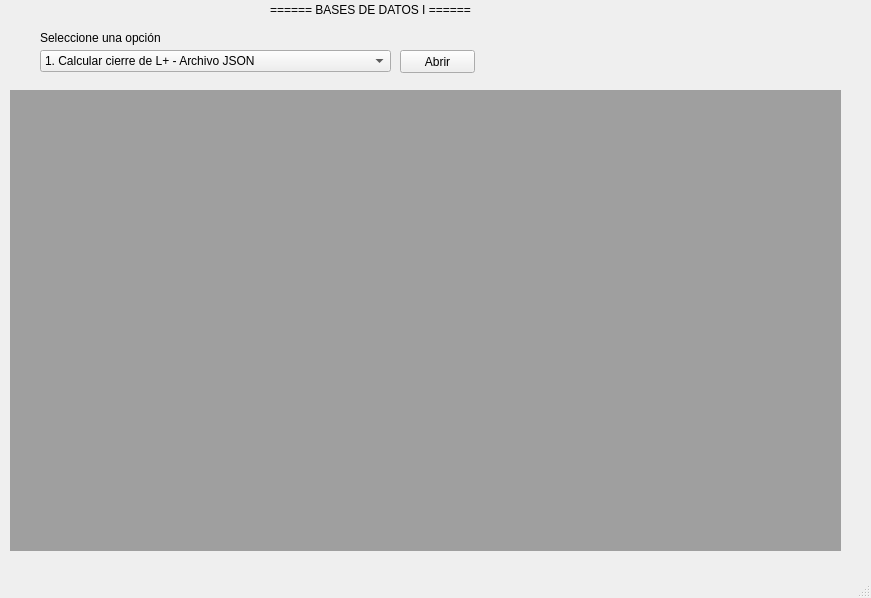
Old version of the form menu.ui in the repository ferchofpz/DependenciasFuncionales.
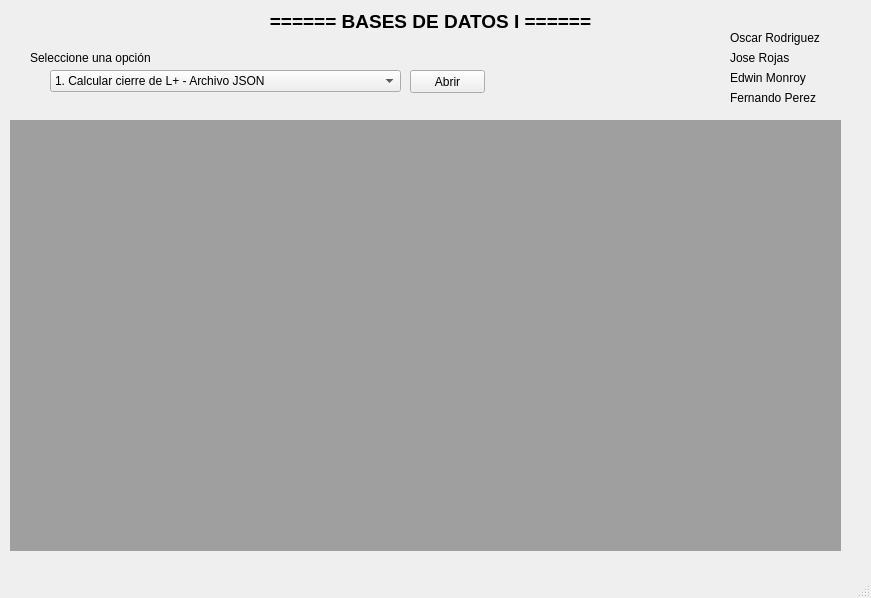
New version of the form.

```diff
--- a/menu.ui
+++ b/menu.ui
@@ -17,21 +17,21 @@
    <widget class="QLabel" name="labelTitle">
     <property name="geometry">
      <rect>
-      <x>270</x>
-      <y>0</y>
-      <width>201</width>
+      <x>220</x>
+      <y>10</y>
+      <width>421</width>
       <height>20</height>
      </rect>
     </property>
     <property name="text">
-     <string>====== BASES DE DATOS I ======</string>
+     <string>&lt;html&gt;&lt;head/&gt;&lt;body&gt;&lt;p align=&quot;center&quot;&gt;&lt;span style=&quot; font-size:14pt; font-weight:600;&quot;&gt;====== BASES DE DATOS I ======&lt;/span&gt;&lt;/p&gt;&lt;/body&gt;&lt;/html&gt;</string>
     </property>
    </widget>
    <widget class="QPushButton" name="buttonOpen">
     <property name="geometry">
      <rect>
-      <x>400</x>
-      <y>50</y>
+      <x>410</x>
+      <y>70</y>
       <width>75</width>
       <height>23</height>
      </rect>
@@ -43,8 +43,8 @@
    <widget class="QComboBox" name="comboBoxMain">
     <property name="geometry">
      <rect>
-      <x>40</x>
-      <y>50</y>
+      <x>50</x>
+      <y>70</y>
       <width>351</width>
       <height>22</height>
      </rect>
@@ -78,8 +78,8 @@
    <widget class="QLabel" name="labelMenu">
     <property name="geometry">
      <rect>
-      <x>40</x>
-      <y>30</y>
+      <x>30</x>
+      <y>50</y>
       <width>131</width>
       <height>16</height>
      </rect>
@@ -92,9 +92,9 @@
     <property name="geometry">
      <rect>
       <x>10</x>
-      <y>90</y>
+      <y>120</y>
       <width>831</width>
-      <height>461</height>
+      <height>431</height>
      </rect>
     </property>
     <widget class="QWidget" name="subwindow_one">
@@ -639,6 +639,58 @@
      </widget>
     </widget>
    </widget>
+   <widget class="QLabel" name="labelMenu_2">
+    <property name="geometry">
+     <rect>
+      <x>730</x>
+      <y>30</y>
+      <width>131</width>
+      <height>16</height>
+     </rect>
+    </property>
+    <property name="text">
+     <string>Oscar Rodriguez</string>
+    </property>
+   </widget>
+   <widget class="QLabel" name="labelMenu_3">
+    <property name="geometry">
+     <rect>
+      <x>730</x>
+      <y>50</y>
+      <width>131</width>
+      <height>16</height>
+     </rect>
+    </property>
+    <property name="text">
+     <string>Jose Rojas</string>
+    </property>
+   </widget>
+   <widget class="QLabel" name="labelMenu_4">
+    <property name="geometry">
+     <rect>
+      <x>730</x>
+      <y>70</y>
+      <width>131</width>
+      <height>16</height>
+     </rect>
+    </property>
+    <property name="text">
+     <string>Edwin Monroy</string>
+    </property>
+   </widget>
+   <widget class="QLabel" name="labelMenu_5">
+    <property name="geometry">
+     <rect>
+      <x>730</x>
+      <y>90</y>
+      <width>131</width>
+      <height>16</height>
+     </rect>
+    </property>
+    <property name="text">
+     <string>Fernando Perez</string>
+    </property>
+   </widget>
   </widget>
   <widget class="QMenuBar" name="menubar">
    <property name="geometry">
```
Left out of the diff: 155 changed lines with no effect on the pictures.
